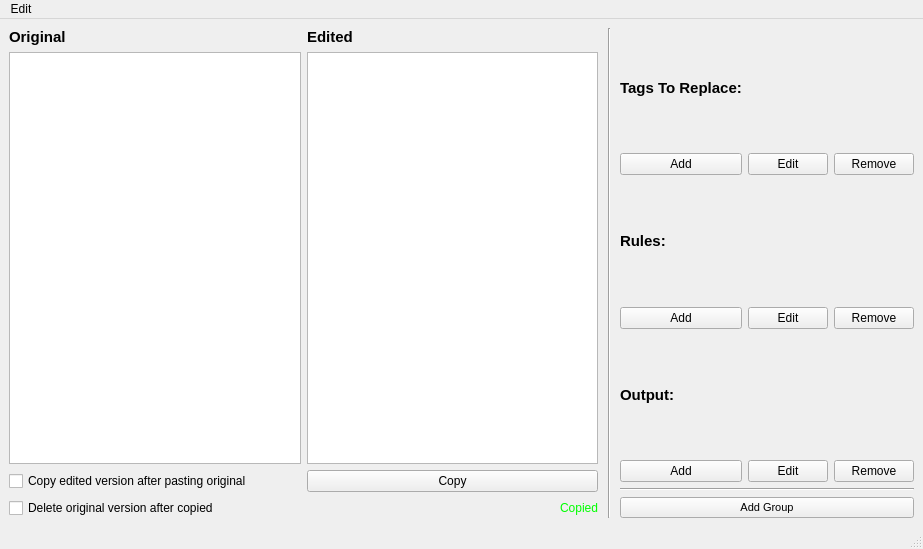
Qt form YoutubeEmbedToLinkGui.ui (smithbro2115/HTML-Swapper) before a commit.
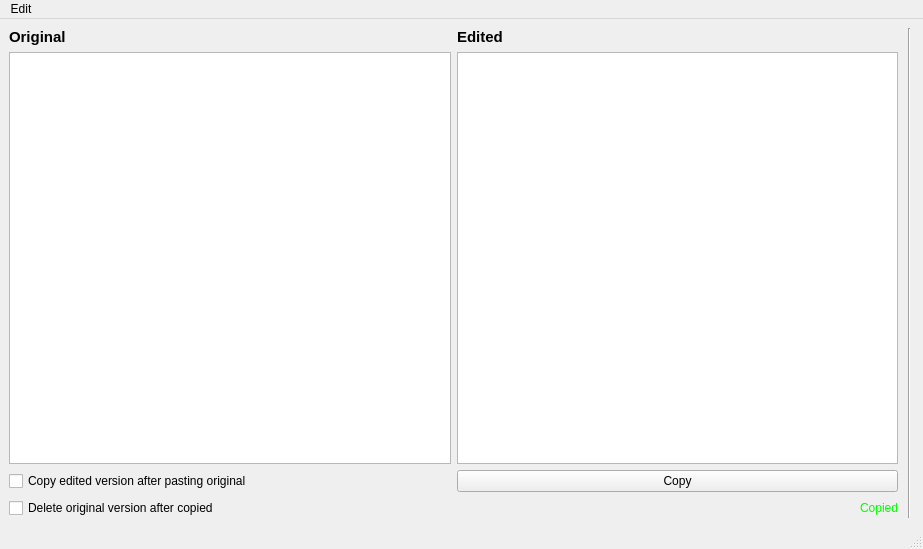
The same form after that commit.

Commit message: - Trying to get the list widgets to not move above the first group

```diff
--- a/YoutubeEmbedToLinkGui.ui
+++ b/YoutubeEmbedToLinkGui.ui
@@ -110,154 +110,7 @@
      </widget>
     </item>
     <item>
-     <layout class="QGridLayout" name="gridLayout_2" columnstretch="2,0,0,0,0">
-      <item row="3" column="1">
-       <widget class="QPushButton" name="addTagButton">
-        <property name="text">
-         <string>Add</string>
-        </property>
-       </widget>
-      </item>
-      <item row="12" column="1" colspan="3">
-       <widget class="QPushButton" name="addGroupButton">
-        <property name="sizePolicy">
-         <sizepolicy hsizetype="Minimum" vsizetype="Fixed">
-          <horstretch>0</horstretch>
-          <verstretch>0</verstretch>
-         </sizepolicy>
-        </property>
-        <property name="font">
-         <font>
-          <family>MS Shell Dlg 2</family>
-          <pointsize>8</pointsize>
-         </font>
-        </property>
-        <property name="text">
-         <string>Add Group</string>
-        </property>
-        <property name="iconSize">
-         <size>
-          <width>2</width>
-          <height>2</height>
-         </size>
-        </property>
-        <property name="autoDefault">
-         <bool>false</bool>
-        </property>
-        <property name="default">
-         <bool>false</bool>
-        </property>
-        <property name="flat">
-         <bool>false</bool>
-        </property>
-       </widget>
-      </item>
-      <item row="3" column="3">
-       <widget class="QPushButton" name="removeTagButton">
-        <property name="text">
-         <string>Remove</string>
-        </property>
-       </widget>
-      </item>
-      <item row="3" column="2">
-       <widget class="QPushButton" name="editTagButton">
-        <property name="text">
-         <string>Edit</string>
-        </property>
-       </widget>
-      </item>
-      <item row="8" column="3">
-       <widget class="QPushButton" name="removeRuleButton">
-        <property name="text">
-         <string>Remove</string>
-        </property>
-       </widget>
-      </item>
-      <item row="8" column="2">
-       <widget class="QPushButton" name="editRuleButton">
-        <property name="text">
-         <string>Edit</string>
-        </property>
-       </widget>
-      </item>
-      <item row="10" column="2">
-       <widget class="QPushButton" name="editOutputButton">
-        <property name="text">
-         <string>Edit</string>
-        </property>
-       </widget>
-      </item>
-      <item row="10" column="3">
-       <widget class="QPushButton" name="removeOutputButton">
-        <property name="text">
-         <string>Remove</string>
-        </property>
-       </widget>
-      </item>
-      <item row="2" column="1">
-       <widget class="QLabel" name="label_5">
-        <property name="font">
-         <font>
-          <pointsize>11</pointsize>
-          <weight>75</weight>
-          <bold>true</bold>
-         </font>
-        </property>
-        <property name="text">
-         <string>Tags To Replace:</string>
-        </property>
-       </widget>
-      </item>
-      <item row="11" column="1" colspan="3">
-       <widget class="Line" name="line_2">
-        <property name="orientation">
-         <enum>Qt::Horizontal</enum>
-        </property>
-       </widget>
-      </item>
-      <item row="9" column="1">
-       <widget class="QLabel" name="label_4">
-        <property name="font">
-         <font>
-          <pointsize>11</pointsize>
-          <weight>75</weight>
-          <bold>true</bold>
-         </font>
-        </property>
-        <property name="text">
-         <string>Output:</string>
-        </property>
-       </widget>
-      </item>
-      <item row="8" column="1">
-       <widget class="QPushButton" name="addRuleButton">
-        <property name="text">
-         <string>Add</string>
-        </property>
-       </widget>
-      </item>
-      <item row="10" column="1">
-       <widget class="QPushButton" name="addOutputButton">
-        <property name="text">
-         <string>Add</string>
-        </property>
-       </widget>
-      </item>
-      <item row="4" column="1">
-       <widget class="QLabel" name="label_3">
-        <property name="font">
-         <font>
-          <pointsize>11</pointsize>
-          <weight>75</weight>
-          <bold>true</bold>
-         </font>
-        </property>
-        <property name="text">
-         <string>Rules:</string>
-        </property>
-       </widget>
-      </item>
-     </layout>
+     <layout class="QGridLayout" name="gridLayout_2"/>
     </item>
    </layout>
   </widget>
```
The commit also changes 3 other files.
